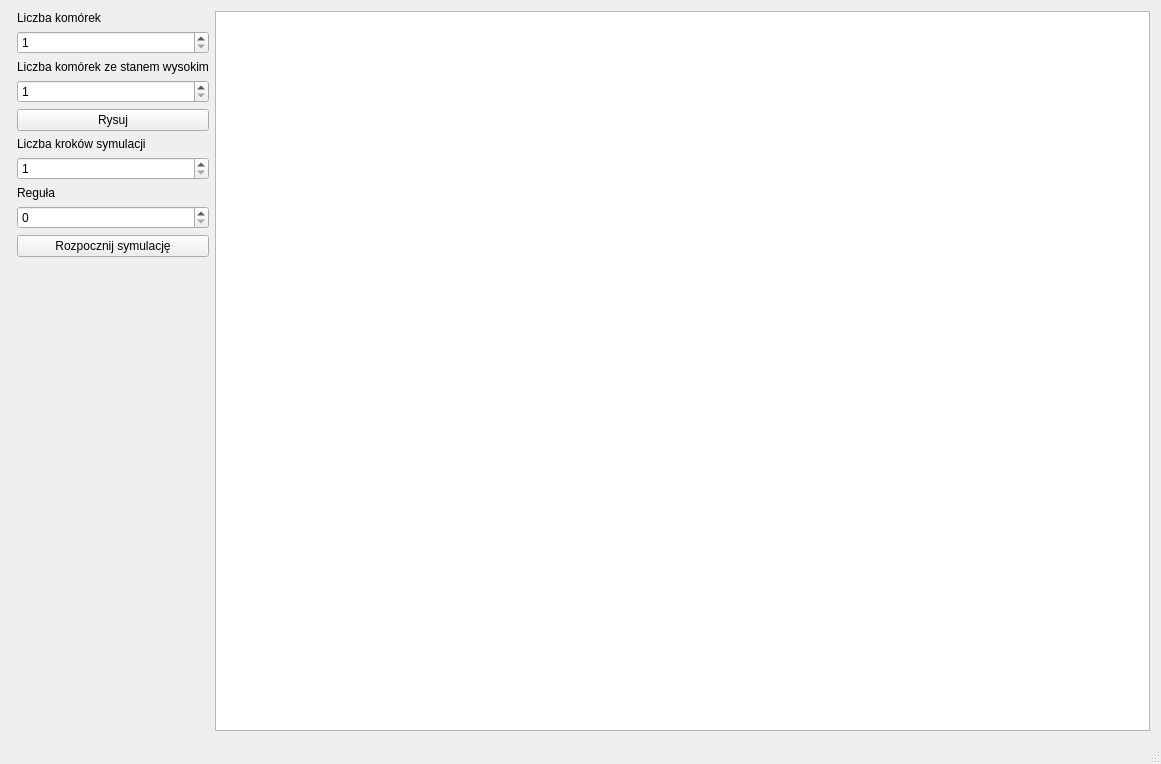
First picture: the form in UI/mainwindow.ui, repository kpusmo/multiscale-modelling, before the edit.
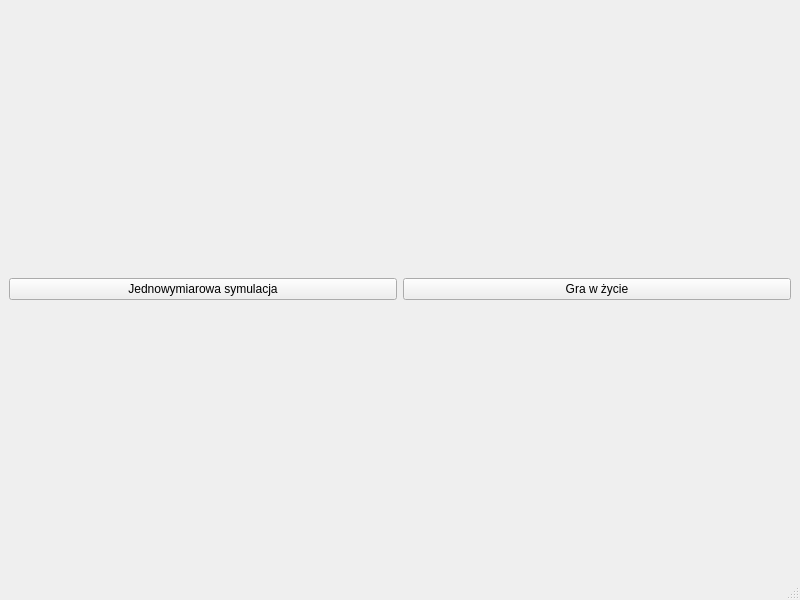
Second picture: the form after the edit.

Commit message: "life game" - moore neighborhood 2D

```diff
--- a/UI/mainwindow.ui
+++ b/UI/mainwindow.ui
@@ -6,100 +6,28 @@
    <rect>
     <x>0</x>
     <y>0</y>
-    <width>1161</width>
-    <height>764</height>
+    <width>800</width>
+    <height>600</height>
    </rect>
   </property>
   <property name="windowTitle">
    <string>MainWindow</string>
   </property>
-  <widget class="QWidget" name="centralWidget">
-   <layout class="QGridLayout" name="gridLayout" columnstretch="1,5">
-    <item row="0" column="1">
-     <widget class="QTableView" name="celluralTable"/>
-    </item>
+  <widget class="QWidget" name="centralwidget">
+   <layout class="QGridLayout" name="gridLayout">
     <item row="0" column="0">
-     <layout class="QFormLayout" name="formLayout_3">
-      <item row="0" column="1">
-       <widget class="QLabel" name="label">
-        <property name="text">
-         <string>Liczba komórek</string>
-        </property>
-       </widget>
-      </item>
-      <item row="1" column="1">
-       <widget class="QSpinBox" name="cellCountInput">
-        <property name="minimum">
-         <number>1</number>
-        </property>
-        <property name="maximum">
-         <number>20000</number>
-        </property>
-       </widget>
-      </item>
-      <item row="4" column="1">
-       <widget class="QPushButton" name="drawButton">
-        <property name="text">
-         <string>Rysuj</string>
-        </property>
-       </widget>
-      </item>
-      <item row="5" column="1">
-       <widget class="QLabel" name="label_2">
-        <property name="text">
-         <string>Liczba kroków symulacji</string>
-        </property>
-       </widget>
-      </item>
-      <item row="6" column="1">
-       <widget class="QSpinBox" name="simulationStepsInput">
-        <property name="minimum">
-         <number>1</number>
-        </property>
-        <property name="maximum">
-         <number>20000</number>
-        </property>
-       </widget>
-      </item>
-      <item row="7" column="1">
-       <widget class="QLabel" name="label_3">
-        <property name="text">
-         <string>Reguła</string>
-        </property>
-       </widget>
-      </item>
-      <item row="8" column="1">
-       <widget class="QSpinBox" name="ruleInput">
-        <property name="maximum">
-         <number>255</number>
-        </property>
-       </widget>
-      </item>
-      <item row="11" column="1">
-       <widget class="QPushButton" name="startButton">
-        <property name="text">
-         <string>Rozpocznij symulację</string>
-        </property>
-       </widget>
-      </item>
-      <item row="2" column="1">
-       <widget class="QLabel" name="label_4">
-        <property name="text">
-         <string>Liczba komórek ze stanem wysokim</string>
-        </property>
-       </widget>
-      </item>
-      <item row="3" column="1">
-       <widget class="QSpinBox" name="highStateCountInput">
-        <property name="minimum">
-         <number>1</number>
-        </property>
-        <property name="maximum">
-         <number>20000</number>
-        </property>
-       </widget>
-      </item>
-     </layout>
+     <widget class="QPushButton" name="oneDimensionalModeButton">
+      <property name="text">
+       <string>Jednowymiarowa symulacja</string>
+      </property>
+     </widget>
+    </item>
+    <item row="0" column="1">
+     <widget class="QPushButton" name="gameModeButton">
+      <property name="text">
+       <string>Gra w życie</string>
+      </property>
+     </widget>
     </item>
    </layout>
   </widget>
@@ -115,16 +43,6 @@
   </widget>
   <widget class="QStatusBar" name="statusBar"/>
  </widget>
- <layoutdefault spacing="6" margin="11"/>
- <tabstops>
-  <tabstop>cellCountInput</tabstop>
-  <tabstop>highStateCountInput</tabstop>
-  <tabstop>drawButton</tabstop>
-  <tabstop>simulationStepsInput</tabstop>
-  <tabstop>ruleInput</tabstop>
-  <tabstop>startButton</tabstop>
-  <tabstop>celluralTable</tabstop>
- </tabstops>
  <resources/>
  <connections/>
 </ui>
```
Left out of the diff: 6 changed lines with no effect on the pictures. The commit also changes 21 other files.
